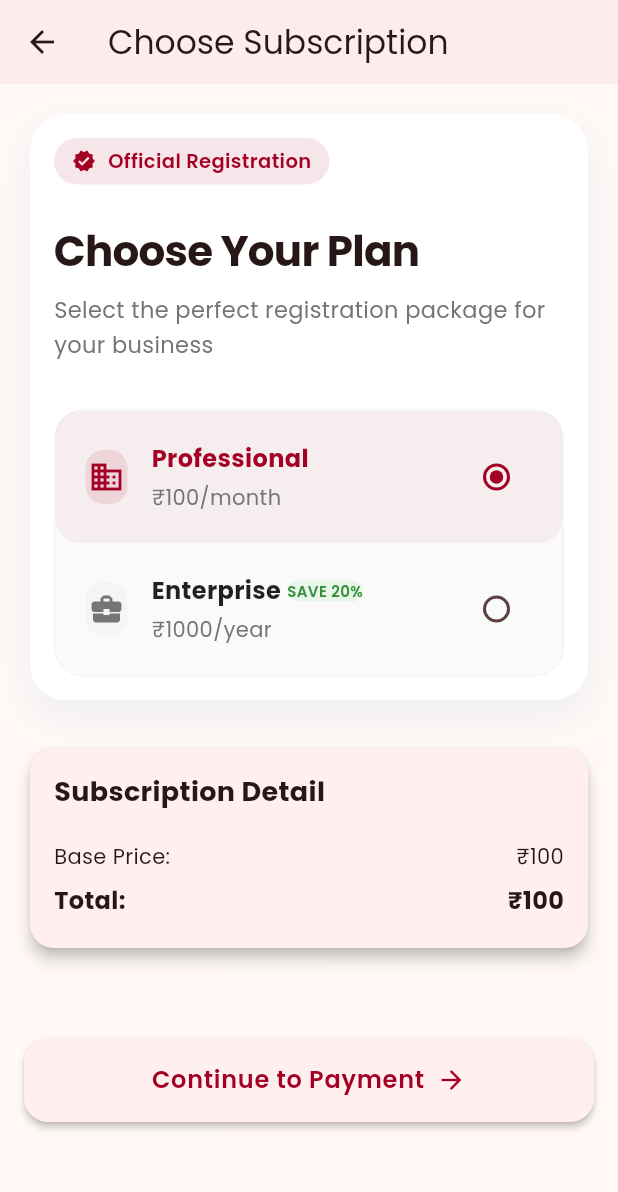
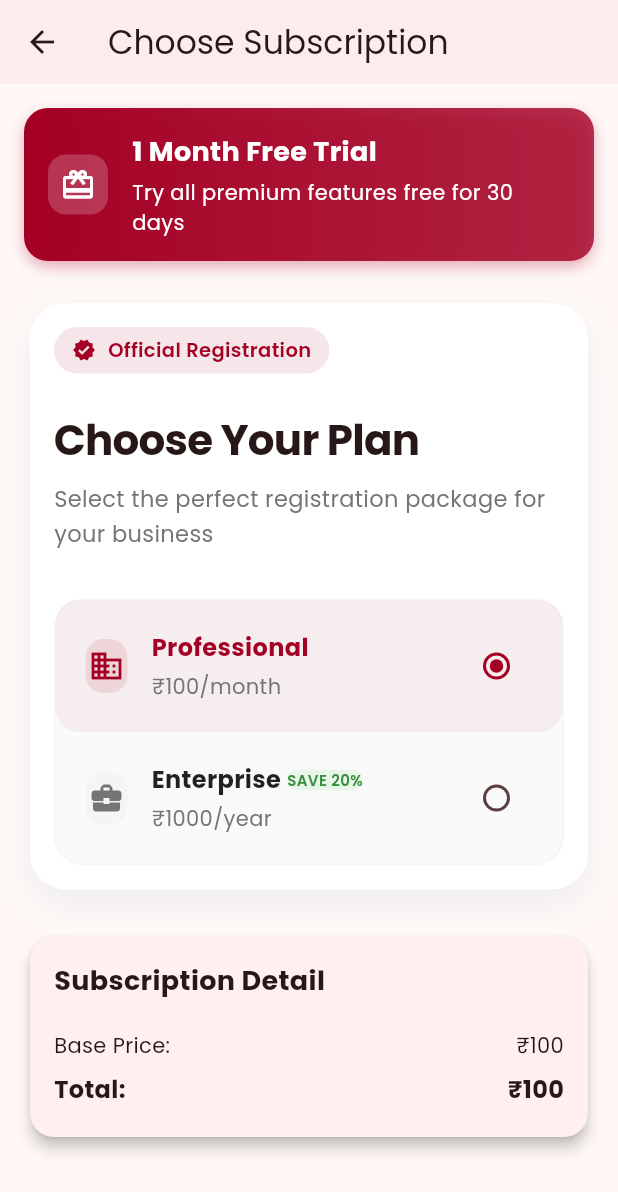
Before and after one commit to yogeshj0303/etiop-app, a Flutter app: the SubscriptionScreen screen opened directly, on a phone screen of 412 x 824 dp. Shown: the top 1192 px of the screen. Run offline on Flutter 3.47's test engine with Material 3 defaults, Android fonts, the phone set to English and light mode, and no system bars; our stand-ins replace carousel_slider, firebase_core, firebase_messaging, flutter_widget_from_html, google_fonts, image_picker and 1 more; missing offline and left inert: razorpay_flutter; accounts and stored records are empty.

Commit message:
22 april

```diff
--- a/lib/screens/subscription_screen.dart
+++ b/lib/screens/subscription_screen.dart
@@ -73,7 +73,6 @@ class _SubscriptionScreenState extends State<SubscriptionScreen> {
     return prefs.getString('email');
   }
 
-
   void _handlePaymentSuccess(PaymentSuccessResponse response) async {
     setState(() => _isLoading = true);
 
@@ -86,12 +85,15 @@ class _SubscriptionScreenState extends State<SubscriptionScreen> {
       final result = await PaymentService.purchasePackage(
         amount: finalPrice.toDouble(),
         durationType: _selectedPlan == 'monthly' ? 'monthly' : 'annual',
-        orderId: response.orderId ?? 'ORD${DateTime.now().millisecondsSinceEpoch}',
-        transactionId: response.paymentId ?? 'TXN${DateTime.now().millisecondsSinceEpoch}',
+        orderId:
+            response.orderId ?? 'ORD${DateTime.now().millisecondsSinceEpoch}',
+        transactionId:
+            response.paymentId ?? 'TXN${DateTime.now().millisecondsSinceEpoch}',
       );
 
       if (result['success'] == true) {
-        Navigator.pushReplacement(context,
+        Navigator.pushReplacement(
+          context,
           MaterialPageRoute(
             builder: (context) => const MainScreen(),
           ),
@@ -119,7 +121,72 @@ class _SubscriptionScreenState extends State<SubscriptionScreen> {
 
   void _handleExternalWallet(ExternalWalletResponse response) {
     ScaffoldMessenger.of(context).showSnackBar(
-      SnackBar(content: Text('External wallet selected: ${response.walletName}')),
+      SnackBar(
+          content: Text('External wallet selected: ${response.walletName}')),
+    );
+  }
+
+  Widget _buildTrialBanner() {
+    return Container(
+      width: double.infinity,
+      margin: const EdgeInsets.only(bottom: 24),
+      padding: const EdgeInsets.all(16),
+      decoration: BoxDecoration(
+        gradient: LinearGradient(
+          colors: [
+            Theme.of(context).primaryColor,
+            Theme.of(context).primaryColor.withOpacity(0.8),
+          ],
+        ),
+        borderRadius: BorderRadius.circular(16),
+        boxShadow: [
+          BoxShadow(
+            color: Theme.of(context).primaryColor.withOpacity(0.3),
+            blurRadius: 8,
+            offset: const Offset(0, 4),
+          ),
+        ],
+      ),
+      child: Row(
+        children: [
+          Container(
+            padding: const EdgeInsets.all(8),
+            decoration: BoxDecoration(
+              color: Colors.white.withOpacity(0.2),
+              borderRadius: BorderRadius.circular(12),
+            ),
+            child: const Icon(
+              Icons.card_giftcard,
+              color: Colors.white,
+              size: 24,
+            ),
+          ),
+          const SizedBox(width: 16),
+          Expanded(
+            child: Column(
+              crossAxisAlignment: CrossAxisAlignment.start,
+              children: const [
+                Text(
+                  '1 Month Free Trial',
+                  style: TextStyle(
+                    color: Colors.white,
+                    fontSize: 18,
+                    fontWeight: FontWeight.bold,
+                  ),
+                ),
+                SizedBox(height: 4),
+                Text(
+                  'Try all premium features free for 30 days',
+                  style: TextStyle(
+                    color: Colors.white,
+                    fontSize: 14,
+                  ),
+                ),
+              ],
+            ),
+          ),
+        ],
+      ),
     );
   }
 
@@ -136,6 +203,7 @@ class _SubscriptionScreenState extends State<SubscriptionScreen> {
           child: Column(
             crossAxisAlignment: CrossAxisAlignment.stretch,
             children: [
+              _buildTrialBanner(),
               _buildSubscriptionCard(),
               const SizedBox(height: 24),
               _buildSubscriptionDetails(),
@@ -249,11 +317,12 @@ class _SubscriptionScreenState extends State<SubscriptionScreen> {
     return GestureDetector(
       onTap: () => setState(() => _selectedPlan = plan),
       child: AnimatedContainer(
-
         duration: const Duration(milliseconds: 200),
         padding: const EdgeInsets.all(20),
         decoration: BoxDecoration(
-          color: isSelected ? Theme.of(context).primaryColor.withOpacity(0.05) : Colors.transparent,
+          color: isSelected
+              ? Theme.of(context).primaryColor.withOpacity(0.05)
+              : Colors.transparent,
           borderRadius: BorderRadius.circular(16),
         ),
         child: Row(
@@ -327,7 +396,8 @@ class _SubscriptionScreenState extends State<SubscriptionScreen> {
             Radio(
               value: plan,
               groupValue: _selectedPlan,
-              onChanged: (value) => setState(() => _selectedPlan = value as String),
+              onChanged: (value) =>
+                  setState(() => _selectedPlan = value as String),
               activeColor: Theme.of(context).primaryColor,
             ),
           ],
@@ -337,7 +407,8 @@ class _SubscriptionScreenState extends State<SubscriptionScreen> {
   }
 
   Widget _buildFeaturesList() {
-    final features = _planDetails[_selectedPlan]?['features'] as List<String>? ?? [];
+    final features =
+        _planDetails[_selectedPlan]?['features'] as List<String>? ?? [];
     return Container(
       padding: const EdgeInsets.all(24),
       decoration: BoxDecoration(
@@ -357,14 +428,16 @@ class _SubscriptionScreenState extends State<SubscriptionScreen> {
             ),
           ),
           const SizedBox(height: 20),
-          ...features.map((feature) => Padding(
+          ...features
+              .map((feature) => Padding(
                     padding: const EdgeInsets.only(bottom: 16),
                     child: Row(
                       children: [
                         Container(
                           padding: const EdgeInsets.all(6),
                           decoration: BoxDecoration(
-                    color: Theme.of(context).primaryColor.withOpacity(0.1),
+                            color:
+                                Theme.of(context).primaryColor.withOpacity(0.1),
                             borderRadius: BorderRadius.circular(8),
                           ),
                           child: Icon(
@@ -386,7 +459,8 @@ class _SubscriptionScreenState extends State<SubscriptionScreen> {
                         ),
                       ],
                     ),
-          )).toList(),
+                  ))
+              .toList(),
         ],
       ),
     );
@@ -504,7 +578,8 @@ class _SubscriptionScreenState extends State<SubscriptionScreen> {
       final finalPrice = price - discount;
 
       var options = {
-        'key': 'rzp_live_NbVPc9MoKWgylW',  // Replace with your actual Razorpay live key
+        'key':
+            'rzp_live_NbVPc9MoKWgylW', // Replace with your actual Razorpay live key
         'amount': finalPrice * 100,
         'name': 'ETIOP Subscription',
         'description': '${_selectedPlan.toUpperCase()} Plan',
@@ -534,7 +609,6 @@ class _SubscriptionScreenState extends State<SubscriptionScreen> {
       };
 
       _razorpay.open(options);
-
     } catch (e) {
       ScaffoldMessenger.of(context).showSnackBar(
         SnackBar(content: Text('Error: $e')),
--- a/pubspec.yaml
+++ b/pubspec.yaml
@@ -46,6 +46,9 @@ dependencies:
   image_picker: ^1.1.2
   razorpay_flutter: ^1.3.5
   change_app_package_name: ^1.5.0
+  firebase_core: ^2.27.1
+  firebase_messaging: ^14.7.20
+  # flutter_local_notifications: ^16.3.2
 
 dev_dependencies:
   flutter_test:
```
Also changed, not shown: lib/main.dart (+11 -1 lines), lib/services/api_services.dart (+37 -19 lines), lib/services/notification_services.dart (added, +22 -0 lines), firebase.json (added), lib/firebase_options.dart (added), pubspec.lock, 4 other files. Lines whose indentation alone changed are shown as unchanged.
